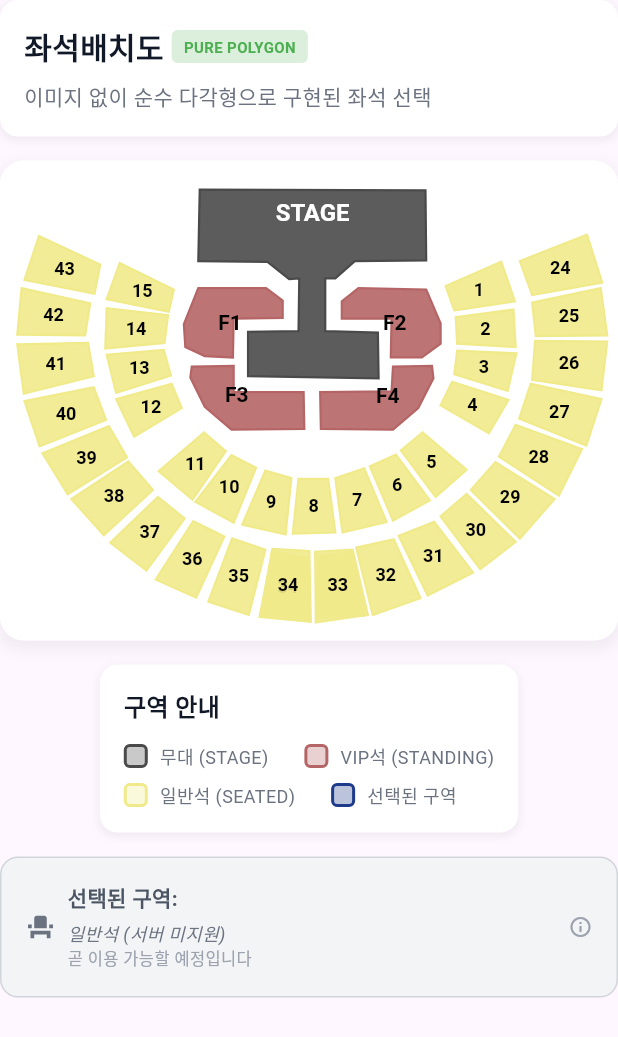
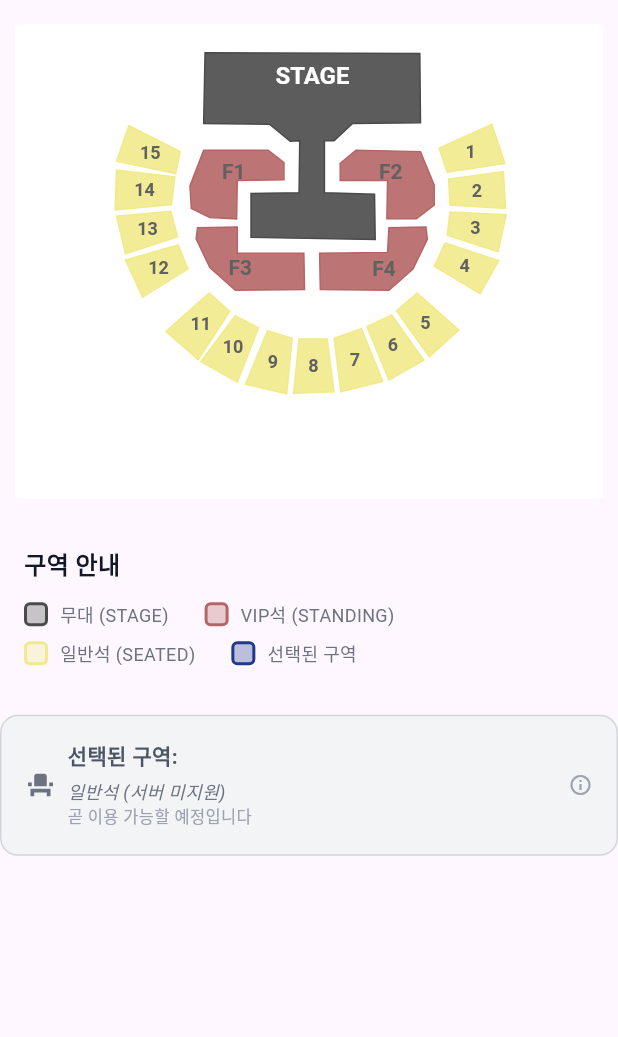
Before and after one commit to WE-Ticket/WE-Ticket_FE, a Flutter app: the StadiumPurePolygonLayout widget shown alone on an empty page, opened directly with empty values, on a phone screen of 412 x 824 dp. Shown: the top 1037 px of the screen. Run offline on Flutter 3.47's test engine with Material 3 defaults, Android fonts, the phone set to English and light mode, and no system bars; our stand-ins replace dartz, dio, equatable, get_it, shared_preferences, webview_flutter; missing offline and left inert: flutter_nfc_kit; accounts and stored records are empty; network calls fail.

Commit message:
[FIX] 구역선택 최종 확정

```diff
--- a/lib/features/ticketing/presentation/screens/seat_selection_screen.dart
+++ b/lib/features/ticketing/presentation/screens/seat_selection_screen.dart
@@ -7,7 +7,6 @@ import '../../../../shared/data/models/ticket_models.dart';
 import '../../../../core/constants/app_colors.dart';
 import '../../../../core/utils/json_parser.dart';
 import '../widgets/stadium_pure_polygon_layout.dart';
-import '../widgets/stadium_polygon_layout.dart';
 
 class SeatSelectionScreen extends StatefulWidget {
   final Map<String, dynamic> data;
@@ -36,10 +35,13 @@ class _SeatSelectionScreenState extends State<SeatSelectionScreen> {
   late int _performanceId;
   late int _sessionId;
 
-  // 경기장 구역 정보 (VIP + 일반석)
+  // 스크롤 컨트롤러
+  final ScrollController _scrollController = ScrollController();
+
+  // 경기장 구역 정보 (VIP + 일반석, 2층 제거)
   final List<String> _vipZones = ['F1', 'F2', 'F3', 'F4'];
   final List<String> _generalZones = List.generate(
-    43,
+    15,
     (index) => '${index + 1}',
   );
 
@@ -48,6 +50,12 @@ class _SeatSelectionScreenState extends State<SeatSelectionScreen> {
     super.initState();
     _extractIds();
     _loadSessionSeatInfo();
+  }
+
+  @override
+  void dispose() {
+    _scrollController.dispose();
+    super.dispose();
   }
 
   /// 전달받은 데이터에서 필요한 ID들 추출
@@ -320,6 +328,15 @@ class _SeatSelectionScreenState extends State<SeatSelectionScreen> {
     final zoneInfo = _getZoneInfo(zone);
     if (zoneInfo != null && zoneInfo.isAvailable) {
       _loadSeatLayout(zone);
+
+      // 좌석 선택 영역으로 자동 스크롤
+      WidgetsBinding.instance.addPostFrameCallback((_) {
+        _scrollController.animateTo(
+          _scrollController.position.maxScrollExtent,
+          duration: Duration(milliseconds: 500),
+          curve: Curves.easeInOut,
+        );
+      });
     }
     // 다른 구역은 선택만 되고 좌석 레이아웃은 로드하지 않음
   }
@@ -370,6 +387,7 @@ class _SeatSelectionScreenState extends State<SeatSelectionScreen> {
     }
 
     return SingleChildScrollView(
+      controller: _scrollController,
       padding: EdgeInsets.all(16),
       child: Column(
         crossAxisAlignment: CrossAxisAlignment.start,
@@ -397,6 +415,7 @@ class _SeatSelectionScreenState extends State<SeatSelectionScreen> {
 
     return Container(
       padding: EdgeInsets.all(16),
+      width: double.infinity,
       decoration: BoxDecoration(
         color: AppColors.surface,
         borderRadius: BorderRadius.circular(12),
@@ -421,17 +440,18 @@ class _SeatSelectionScreenState extends State<SeatSelectionScreen> {
             ),
           ),
           SizedBox(height: 12),
-          Wrap(
-            spacing: 16,
-            runSpacing: 8,
-            children: _sessionSeatInfo!.seatPricingInfo.map((pricing) {
-              return _buildPriceItem(
-                pricing.zoneDisplayName,
-                _getZoneColor(pricing.seatZone),
-                pricing.priceDisplay,
-              );
-            }).toList(),
-          ),
+          Text('추후 안내'),
+          // Wrap(
+          //   spacing: 16,
+          //   runSpacing: 8,
+          //   children: _sessionSeatInfo!.seatPricingInfo.map((pricing) {
+          //     return _buildPriceItem(
+          //       pricing.zoneDisplayName,
+          //       _getZoneColor(pricing.seatZone),
+          //       pricing.priceDisplay,
+          //     );
+          //   }).toList(),
+          // ),
         ],
       ),
     );
@@ -483,7 +503,22 @@ class _SeatSelectionScreenState extends State<SeatSelectionScreen> {
   }
 
   Widget _buildZoneLayout() {
-    return Column(
+    return Container(
+      padding: EdgeInsets.all(16),
+      width: double.infinity,
+      decoration: BoxDecoration(
+        color: AppColors.surface,
+        borderRadius: BorderRadius.circular(12),
+        boxShadow: [
+          BoxShadow(
+            color: AppColors.shadowLight,
+            spreadRadius: 1,
+            blurRadius: 4,
+            offset: Offset(0, 2),
+          ),
+        ],
+      ),
+      child: Column(
         crossAxisAlignment: CrossAxisAlignment.start,
         children: [
           Text(
@@ -501,14 +536,15 @@ class _SeatSelectionScreenState extends State<SeatSelectionScreen> {
           ),
           SizedBox(height: 16),
 
-        // 이미지 배경 기반 다각형 레이아웃 (비교용)
-        StadiumPolygonLayout(
+          // 순수 다각형 레이아웃 (최종 버전)
+          StadiumPurePolygonLayout(
             sessionSeatInfo: _sessionSeatInfo,
             selectedZone: _selectedZone,
             onZoneSelected: _onZoneSelected,
             debugMode: false, // true로 설정하면 구역 경계선 표시
           ),
         ],
+      ),
     );
   }
 
@@ -649,7 +685,7 @@ class _SeatSelectionScreenState extends State<SeatSelectionScreen> {
     }
 
     return Padding(
-      padding: EdgeInsets.all(1),
+      padding: EdgeInsets.all(2),
       child: GestureDetector(
         onTap: isAvailable
             ? () {
@@ -663,12 +699,11 @@ class _SeatSelectionScreenState extends State<SeatSelectionScreen> {
           height: 32,
           decoration: BoxDecoration(
             color: backgroundColor,
-            borderRadius: BorderRadius.circular(4),
+            borderRadius: BorderRadius.circular(1),
             border: isSelected
                 ? Border.all(color: AppColors.primary, width: 2)
                 : null,
           ),
-          // 텍스트 제거 - 좌석 버튼만 표시
         ),
       ),
     );
@@ -830,11 +865,6 @@ class _SeatSelectionScreenState extends State<SeatSelectionScreen> {
           Text(
             '구역을 선택하시면 세부 좌석을 선택할 수 있습니다.',
             style: TextStyle(fontSize: 14, color: AppColors.textSecondary),
-          ),
-          SizedBox(height: 8),
-          Text(
-            '• 구역 1,2,3,4는 고정 배치입니다.\n• 각 구역의 좌석 배치는 API 데이터를 기반으로 자동 생성됩니다.',
-            style: TextStyle(fontSize: 12, color: AppColors.textSecondary),
           ),
         ],
       ),
--- a/lib/features/ticketing/presentation/widgets/stadium_pure_polygon_layout.dart
+++ b/lib/features/ticketing/presentation/widgets/stadium_pure_polygon_layout.dart
@@ -21,7 +21,7 @@ class StadiumPurePolygonLayout extends StatelessWidget {
   Widget build(BuildContext context) {
     return Column(
       children: [
-        _buildSectionTitle(),
+        // _buildSectionTitle(),
         SizedBox(height: 16),
         _buildPurePolygonStadium(context),
         SizedBox(height: 16),
@@ -35,100 +35,46 @@ class StadiumPurePolygonLayout extends StatelessWidget {
     );
   }
 
-  Widget _buildSectionTitle() {
-    return Container(
-      padding: EdgeInsets.all(16),
-      decoration: BoxDecoration(
-        color: AppColors.surface,
-        borderRadius: BorderRadius.circular(12),
-        boxShadow: [
-          BoxShadow(
-            color: AppColors.shadowLight,
-            spreadRadius: 1,
-            blurRadius: 4,
-            offset: Offset(0, 2),
-          ),
-        ],
-      ),
-      child: Column(
-        crossAxisAlignment: CrossAxisAlignment.start,
-        children: [
-          Row(
-            children: [
-              Text(
-                '좌석배치도 ',
-                style: TextStyle(
-                  fontSize: 20,
-                  fontWeight: FontWeight.bold,
-                  color: AppColors.textPrimary,
-                ),
-              ),
-              Container(
-                padding: EdgeInsets.symmetric(horizontal: 8, vertical: 4),
-                decoration: BoxDecoration(
-                  color: Colors.green.withValues(alpha: 0.2),
-                  borderRadius: BorderRadius.circular(4),
-                ),
-                child: Text(
-                  'PURE POLYGON',
-                  style: TextStyle(
-                    fontSize: 10,
-                    color: Colors.green,
-                    fontWeight: FontWeight.bold,
-                  ),
-                ),
-              ),
-              if (debugMode) ...[
-                SizedBox(width: 8),
-                Container(
-                  padding: EdgeInsets.symmetric(horizontal: 8, vertical: 4),
-                  decoration: BoxDecoration(
-                    color: Colors.red.withValues(alpha: 0.2),
-                    borderRadius: BorderRadius.circular(4),
-                  ),
-                  child: Text(
-                    'DEBUG',
-                    style: TextStyle(
-                      fontSize: 10,
-                      color: Colors.red,
-                      fontWeight: FontWeight.bold,
-                    ),
-                  ),
-                ),
-              ],
-            ],
-          ),
-          SizedBox(height: 8),
-          Text(
-            '이미지 없이 순수 다각형으로 구현된 좌석 선택',
-            style: TextStyle(fontSize: 14, color: AppColors.textSecondary),
-          ),
-        ],
-      ),
-    );
-  }
-
   Widget _buildPurePolygonStadium(BuildContext context) {
     return Container(
-      decoration: BoxDecoration(
-        color: AppColors.surface,
-        borderRadius: BorderRadius.circular(16),
-        boxShadow: [
-          BoxShadow(
-            color: AppColors.shadowLight,
-            spreadRadius: 2,
-            blurRadius: 8,
-            offset: Offset(0, 4),
-          ),
-        ],
-      ),
+      // decoration: BoxDecoration(
+      //   color: AppColors.surface,
+      //   borderRadius: BorderRadius.circular(16),
+      //   boxShadow: [
+      //     BoxShadow(
+      //       color: AppColors.shadowLight,
+      //       spreadRadius: 2,
+      //       blurRadius: 8,
+      //       offset: Offset(0, 4),
+      //     ),
+      //   ],
+      // ),
       child: ClipRRect(
         borderRadius: BorderRadius.circular(16),
+        child: LayoutBuilder(
+          builder: (context, constraints) {
+            // 화면 너비에서 좌우 여백을 최소화 (10px씩만 남김)
+            final availableWidth = constraints.maxWidth - 20;
+
+            // 857:692 비율 유지하면서 높이 계산
+            final aspectRatio =
+                StadiumZonePolygons.imageWidth /
+                StadiumZonePolygons.imageHeight;
+            final stadiumHeight = availableWidth / aspectRatio;
+
+            return Container(
+              width: constraints.maxWidth,
+              height: stadiumHeight,
+              child: Center(
                 child: SizedBox(
-          width: double.infinity,
-          height: 320, // 857×692 비율에 맞춘 높이
+                  width: availableWidth,
+                  height: stadiumHeight,
                   child: GestureDetector(
-            onTapDown: (details) => _handlePolygonTap(details, context),
+                    onTapDown: (details) => _handlePolygonTapWithSize(
+                      details,
+                      availableWidth,
+                      stadiumHeight,
+                    ),
                     child: CustomPaint(
                       painter: PurePolygonStadiumPainter(
                         selectedZone: selectedZone,
@@ -140,17 +86,18 @@ class StadiumPurePolygonLayout extends StatelessWidget {
                 ),
               ),
             );
+          },
+        ),
+      ),
+    );
   }
 
-  void _handlePolygonTap(TapDownDetails details, BuildContext context) {
-    final renderBox = context.findRenderObject() as RenderBox?;
-    if (renderBox == null) return;
-
+  void _handlePolygonTapWithSize(
+    TapDownDetails details,
+    double canvasWidth,
+    double canvasHeight,
+  ) {
     final localPosition = details.localPosition;
-
-    // Canvas 영역의 크기
-    final canvasWidth = renderBox.size.width;
-    final canvasHeight = 320.0; // 857×692 비율에 맞춘 높이
 
     // 좌표 변환: Canvas 좌표를 이미지 좌표로 변환
     final scaleX = canvasWidth / StadiumZonePolygons.imageWidth;
@@ -158,6 +105,14 @@ class StadiumPurePolygonLayout extends StatelessWidget {
 
     final imageX = localPosition.dx / scaleX;
     final imageY = localPosition.dy / scaleY;
+
+    // 이미지 영역 밖이면 무시
+    if (imageX < 0 ||
+        imageX > StadiumZonePolygons.imageWidth ||
+        imageY < 0 ||
+        imageY > StadiumZonePolygons.imageHeight) {
+      return;
+    }
 
     final tapPoint = Offset(imageX, imageY);
     final zone = StadiumZonePolygons.findZoneAt(tapPoint);
@@ -178,18 +133,19 @@ class StadiumPurePolygonLayout extends StatelessWidget {
   Widget _buildSectionLegend() {
     return Container(
       padding: EdgeInsets.all(16),
-      decoration: BoxDecoration(
-        color: AppColors.surface,
-        borderRadius: BorderRadius.circular(12),
-        boxShadow: [
-          BoxShadow(
-            color: AppColors.shadowLight,
-            spreadRadius: 1,
-            blurRadius: 4,
-            offset: Offset(0, 2),
-          ),
-        ],
-      ),
+      width: double.infinity,
+      // decoration: BoxDecoration(
+      //   color: AppColors.surface,
+      //   borderRadius: BorderRadius.circular(12),
+      //   boxShadow: [
+      //     BoxShadow(
+      //       color: AppColors.shadowLight,
+      //       spreadRadius: 1,
+      //       blurRadius: 4,
+      //       offset: Offset(0, 2),
+      //     ),
+      //   ],
+      // ),
       child: Column(
         crossAxisAlignment: CrossAxisAlignment.start,
         children: [
@@ -207,8 +163,14 @@ class StadiumPurePolygonLayout extends StatelessWidget {
             runSpacing: 8,
             children: [
               _buildLegendItem('무대 (STAGE)', Color(0xFF4A4A4A)),
-              _buildLegendItem('VIP석 (STANDING)', Color.fromRGBO(181, 101, 101, 1.0)),
-              _buildLegendItem('일반석 (SEATED)', Color.fromRGBO(240, 234, 138, 1.0)),
+              _buildLegendItem(
+                'VIP석 (STANDING)',
+                Color.fromRGBO(181, 101, 101, 1.0),
+              ),
+              _buildLegendItem(
+                '일반석 (SEATED)',
+                Color.fromRGBO(240, 234, 138, 1.0),
+              ),
               _buildLegendItem('선택된 구역', AppColors.primary),
               if (debugMode) _buildLegendItem('구역 경계', Colors.red),
             ],
@@ -444,9 +406,11 @@ class PurePolygonStadiumPainter extends CustomPainter {
           ? AppColors.primary
           : (isStage
                 ? Color(0xFF4A4A4A)
-                : (isVipZone ? Color.fromRGBO(181, 101, 101, 1.0) : Color.fromRGBO(240, 234, 138, 1.0)))
+                : (isVipZone
+                      ? Color.fromRGBO(181, 101, 101, 1.0)
+                      : Color.fromRGBO(240, 234, 138, 1.0)))
       ..style = PaintingStyle.stroke
-      ..strokeWidth = isSelectedZone ? 3 : 1.5;
+      ..strokeWidth = isSelectedZone ? 1.5 : 1.0; // 더 얇은 테두리
     canvas.drawPath(path, borderPaint);
 
     // 구역 번호 텍스트 그리기 (무대가 아닌 경우만)
@@ -472,11 +436,17 @@ class PurePolygonStadiumPainter extends CustomPainter {
     centerX /= scaledPoints.length;
     centerY /= scaledPoints.length;
 
+    // VIP 구역별 텍스트 위치 조정
+    if (zoneId == 'F1' || zoneId == 'F2') {
+      centerY -= 8; // F1, F2는 위로 올림
+    } else if (zoneId == 'F3' || zoneId == 'F4') {
+      centerY += 8; // F3, F4는 아래로 내림
+    }
+
     final textStyle = TextStyle(
-      color: isSelected ? Colors.white : Colors.black, // 흰 배경에 맞게 검은색 텍스트
+      color: isSelected ? Colors.white : Colors.grey[700], // 다크 그레이 텍스트
       fontSize: zoneId.startsWith('F') ? 14 : 12,
       fontWeight: isSelected ? FontWeight.bold : FontWeight.w600,
-      // 그림자 제거
     );
 
     final textPainter = TextPainter(
@@ -493,9 +463,14 @@ class PurePolygonStadiumPainter extends CustomPainter {
 
   void _drawStageLabel(Canvas canvas, List<Offset> scaledPoints) {
     // 무대의 상단 부분 찾기 (Y 좌표가 가장 작은 지점들의 평균)
-    final topPoints = scaledPoints.where((point) =>
-      point.dy <= scaledPoints.map((p) => p.dy).reduce((a, b) => a < b ? a : b) + 30
-    ).toList();
+    final topPoints = scaledPoints
+        .where(
+          (point) =>
+              point.dy <=
+              scaledPoints.map((p) => p.dy).reduce((a, b) => a < b ? a : b) +
+                  30,
+        )
+        .toList();
 
     double centerX = 0, centerY = 0;
     if (topPoints.isNotEmpty) {
@@ -559,7 +534,7 @@ class PurePolygonStadiumPainter extends CustomPainter {
       final highlightPaint = Paint()
         ..color = Colors.white.withValues(alpha: 0.3)
         ..style = PaintingStyle.stroke
-        ..strokeWidth = 4;
+        ..strokeWidth = 2; // 더 얇은 하이라이트
 
       canvas.drawPath(path, highlightPaint);
     }
--- a/lib/features/ticketing/presentation/widgets/stadium_zone_polygons.dart
+++ b/lib/features/ticketing/presentation/widgets/stadium_zone_polygons.dart
@@ -30,12 +30,12 @@ class ZonePolygon {
 }
 
 class StadiumZonePolygons {
-  // 실제 이미지 크기 기준 (857x692)
+  // 원본 이미지 크기 (857x692)
   static const double imageWidth = 857.0;
   static const double imageHeight = 692.0;
 
   static final List<ZonePolygon> zones = [
-    // 무대 구역 (업데이트된 정확한 좌표)
+    // 무대 구역 (원본 좌표)
     ZonePolygon('Stage', [
       Offset(277, 42),
       Offset(590, 43),
@@ -55,7 +55,7 @@ class StadiumZonePolygons {
       Offset(275, 145),
     ]),
 
-    // VIP 구역들 (업데이트된 정확한 좌표)
+    // VIP 구역들 (원본 좌표)
     ZonePolygon('F1', [
       Offset(275, 184),
       Offset(369, 184),
@@ -102,35 +102,7 @@ class StadiumZonePolygons {
       Offset(543, 333),
     ]),
 
-    // 일반석 구역들 (image-map.net에서 추출한 정확한 다각형 좌표)
-    ZonePolygon('15', [
-      Offset(166, 148),
-      Offset(148, 200),
-      Offset(234, 218),
-      Offset(241, 186),
-    ]),
-
-    ZonePolygon('14', [
-      Offset(148, 213),
-      Offset(146, 271),
-      Offset(228, 263),
-      Offset(233, 223),
-    ]),
-
-    ZonePolygon('13', [
-      Offset(148, 280),
-      Offset(161, 335),
-      Offset(237, 310),
-      Offset(227, 273),
-    ]),
-
-    ZonePolygon('12', [
-      Offset(161, 344),
-      Offset(186, 398),
-      Offset(252, 357),
-      Offset(238, 322),
-    ]),
-
+    // 일반석 구역들 (1-15 구역, 원본 좌표)
     ZonePolygon('1', [
       Offset(630, 216),
       Offset(714, 203),
@@ -159,77 +131,39 @@ class StadiumZonePolygons {
       Offset(611, 353),
     ]),
 
-    // 좌측 일반석 구역들
-    ZonePolygon('43', [
-      Offset(54, 109),
-      Offset(34, 172),
-      Offset(131, 192),
-      Offset(139, 150),
+    ZonePolygon('5', [
+      Offset(604, 485),
+      Offset(647, 446),
+      Offset(586, 392),
+      Offset(556, 418),
     ]),
 
-    ZonePolygon('42', [
-      Offset(30, 184),
-      Offset(24, 251),
-      Offset(118, 252),
-      Offset(125, 206),
+    ZonePolygon('6', [
+      Offset(545, 519),
+      Offset(596, 490),
+      Offset(549, 424),
+      Offset(513, 441),
     ]),
 
-    ZonePolygon('41', [
-      Offset(24, 265),
-      Offset(33, 336),
-      Offset(130, 311),
-      Offset(122, 263),
+    ZonePolygon('7', [
+      Offset(475, 536),
+      Offset(536, 521),
+      Offset(505, 444),
+      Offset(465, 458),
     ]),
 
-    ZonePolygon('40', [
-      Offset(34, 347),
-      Offset(55, 412),
-      Offset(147, 374),
-      Offset(130, 327),
+    ZonePolygon('8', [
+      Offset(406, 538),
+      Offset(465, 536),
+      Offset(455, 459),
+      Offset(414, 459),
     ]),
 
-    // 우측 일반석 구역들 - 업데이트된 좌표
-    ZonePolygon('24', [
-      Offset(721, 145),
-      Offset(814, 107),
-      Offset(835, 176),
-      Offset(738, 194),
-    ]),
-
-    ZonePolygon('25', [
-      Offset(738, 205),
-      Offset(833, 184),
-      Offset(842, 252),
-      Offset(743, 253),
-    ]),
-
-    ZonePolygon('26', [
-      Offset(742, 260),
-      Offset(842, 261),
-      Offset(834, 331),
-      Offset(738, 316),
-    ]),
-
-    ZonePolygon('27', [
-      Offset(834, 344),
-      Offset(736, 322),
-      Offset(720, 372),
-      Offset(813, 411),
-    ]),
-
-    ZonePolygon('28', [
-      Offset(775, 483),
-      Offset(807, 416),
-      Offset(715, 381),
-      Offset(692, 427),
-    ]),
-
-    // 중간 하단 구역들 (5-11) - 업데이트된 좌표
-    ZonePolygon('11', [
-      Offset(220, 448),
-      Offset(267, 489),
-      Offset(313, 419),
-      Offset(283, 392),
+    ZonePolygon('9', [
+      Offset(336, 525),
+      Offset(396, 539),
+      Offset(404, 458),
+      Offset(368, 447),
     ]),
 
     ZonePolygon('10', [
@@ -239,132 +173,39 @@ class StadiumZonePolygons {
       Offset(321, 425),
     ]),
 
-    ZonePolygon('9', [
-      Offset(336, 525),
-      Offset(396, 539),
-      Offset(404, 458),
-      Offset(368, 447),
+    ZonePolygon('11', [
+      Offset(220, 448),
+      Offset(267, 489),
+      Offset(313, 419),
+      Offset(283, 392),
     ]),
 
-    ZonePolygon('8', [
-      Offset(406, 538),
-      Offset(465, 536),
-      Offset(455, 459),
-      Offset(414, 459),
+    ZonePolygon('12', [
+      Offset(161, 344),
+      Offset(186, 398),
+      Offset(252, 357),
+      Offset(238, 322),
     ]),
 
-    ZonePolygon('7', [
-      Offset(475, 536),
-      Offset(536, 521),
-      Offset(505, 444),
-      Offset(465, 458),
+    ZonePolygon('13', [
+      Offset(148, 280),
+      Offset(161, 335),
+      Offset(237, 310),
+      Offset(227, 273),
     ]),
 
-    ZonePolygon('6', [
-      Offset(545, 519),
-      Offset(596, 490),
-      Offset(549, 424),
-      Offset(513, 441),
+    ZonePolygon('14', [
+      Offset(148, 213),
+      Offset(146, 271),
+      Offset(228, 263),
+      Offset(233, 223),
     ]),
 
-    ZonePolygon('5', [
-      Offset(604, 485),
-      Offset(647, 446),
-      Offset(586, 392),
-      Offset(556, 418),
-    ]),
-
-    // 최하단 원형 구역들 (29-39) - 업데이트된 좌표
-    ZonePolygon('39', [
-      Offset(59, 422),
-      Offset(151, 383),
-      Offset(176, 428),
-      Offset(94, 481),
-    ]),
-
-    ZonePolygon('38', [
-      Offset(99, 488),
-      Offset(144, 540),
-      Offset(212, 475),
-      Offset(178, 434),
-    ]),
-
-    ZonePolygon('37', [
-      Offset(153, 551),
-      Offset(203, 591),
-      Offset(256, 516),
-      Offset(219, 485),
-    ]),
-
-    ZonePolygon('36', [
-      Offset(216, 604),
-      Offset(272, 630),
-      Offset(311, 542),
-      Offset(268, 520),
-    ]),
-
-    ZonePolygon('35', [
-      Offset(289, 636),
-      Offset(345, 655),
-      Offset(368, 561),
-      Offset(322, 545),
-    ]),
-
-    ZonePolygon('34', [
-      Offset(364, 657),
-      Offset(429, 664),
-      Offset(426, 573),
-      Offset(377, 563),
-    ]),
-
-    ZonePolygon('33', [
-      Offset(440, 659),
-      Offset(506, 656),
-      Offset(488, 564),
-      Offset(441, 571),
-    ]),
-
-    ZonePolygon('32', [
-      Offset(517, 655),
-      Offset(583, 631),
-      Offset(546, 546),
-      Offset(494, 558),
-    ]),
-
-    ZonePolygon('31', [
-      Offset(593, 627),
-      Offset(656, 594),
-      Offset(602, 521),
-      Offset(553, 541),
-    ]),
-
-    ZonePolygon('30', [
-      Offset(666, 589),
-      Offset(715, 550),
-      Offset(647, 481),
-      Offset(611, 513),
-    ]),
-
-    ZonePolygon('29', [
-      Offset(721, 545),
-      Offset(769, 488),
-      Offset(687, 435),
-      Offset(653, 475),
-    ]),
-
-    // 추가 업데이트된 구역들
-    ZonePolygon('33', [
-      Offset(438, 666),
-      Offset(510, 655),
-      Offset(489, 561),
-      Offset(437, 564),
-    ]),
-
-    ZonePolygon('34', [
-      Offset(360, 658),
-      Offset(431, 665),
-      Offset(429, 563),
-      Offset(378, 560),
+    ZonePolygon('15', [
+      Offset(166, 148),
+      Offset(148, 200),
+      Offset(234, 218),
+      Offset(241, 186),
     ]),
   ];
 
@@ -427,7 +268,13 @@ class StadiumZonePolygons {
         centerX /= zone.points.length;
         centerY /= zone.points.length;
 
-        textPainter.paint(canvas, Offset(centerX - textPainter.width / 2, centerY - textPainter.height / 2));
+        textPainter.paint(
+          canvas,
+          Offset(
+            centerX - textPainter.width / 2,
+            centerY - textPainter.height / 2,
+          ),
+        );
       }
     }
   }
```
Lines whose indentation alone changed are shown as unchanged.
